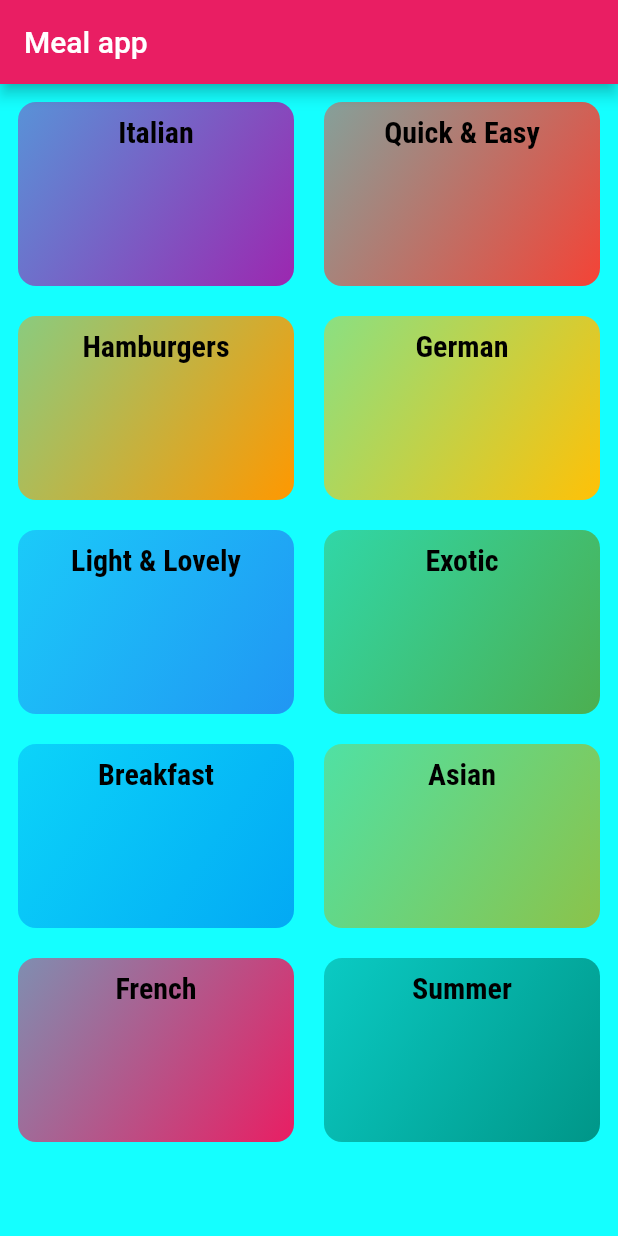
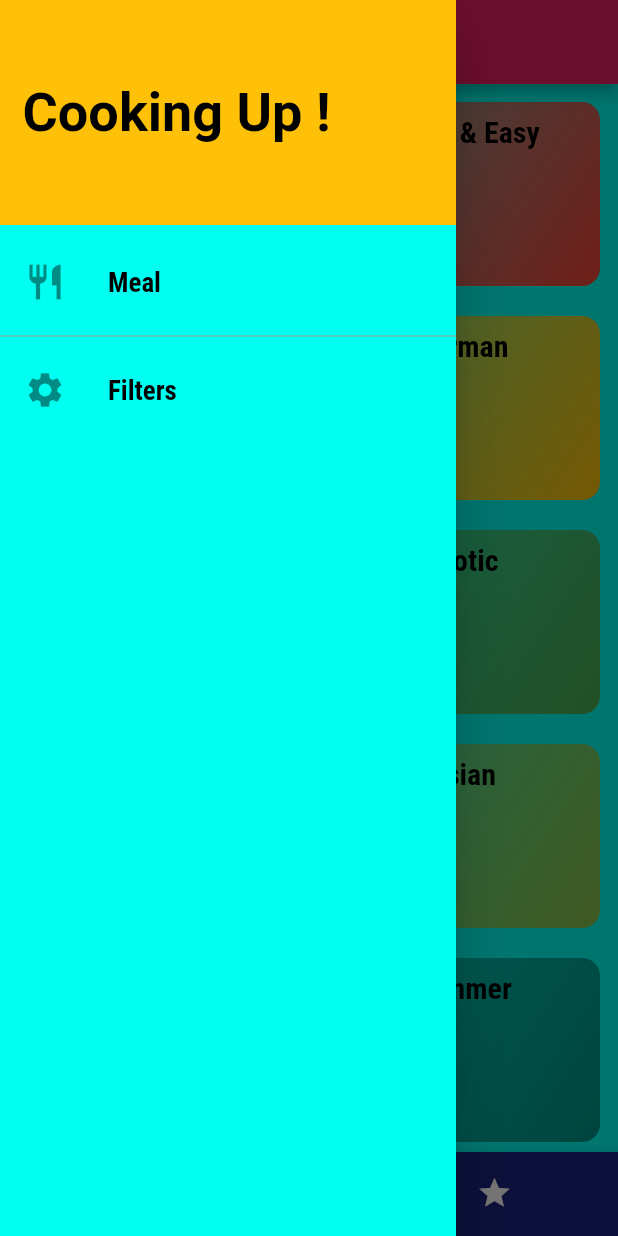
Before and after one commit to KarimMok/meal-App-v1, a Flutter app: the screen it shows after launch, with the side drawer open (before the commit the screen has no drawer), on a phone screen of 412 x 824 dp. Run offline on Flutter 3.47's test engine with Material 2 defaults, Android fonts, the phone set to English and light mode, and no system bars.

Commit message:
bottomNavBar and Drawer

```diff
--- a/lib/main.dart
+++ b/lib/main.dart
@@ -1,7 +1,9 @@
 import 'package:flutter/material.dart';
 import 'package:mealapp/screens/categoryMealScreen.dart';
-import 'package:mealapp/screens/categoryScreen.dart';
+//import 'package:mealapp/screens/categoryScreen.dart';
 import 'package:mealapp/screens/detailsOfMeal.dart';
+import 'package:mealapp/screens/filtring.dart';
+import 'package:mealapp/screens/tabScreen.dart';
 
 void main()=>  runApp(MyApp());
 
@@ -13,9 +15,10 @@ class MyApp extends StatelessWidget {
     return MaterialApp(
       title: 'Meal',
       theme: ThemeData(
+        //the default color en the app
           primarySwatch: Colors.pink,
           accentColor: Colors.amber,
-          canvasColor: Color.fromRGBO(20, 255, 255, 1),
+          canvasColor: Color.fromRGBO(0, 255, 240, 1),
           textTheme: ThemeData.light().textTheme.copyWith(
             bodyText1:TextStyle(
               color: Color.fromRGBO(200, 211, 255, .6)
@@ -35,10 +38,10 @@ class MyApp extends StatelessWidget {
       //home: CategoriesScreen(),
       initialRoute: '/',
       routes: {
-        '/':(context)=>CategoriesScreen(),
+        '/':(context)=>TabScreen(),
         CategoryMealScreen.routeName:(context)=>CategoryMealScreen(),
         MealsDetail.routeName:(context)=>MealsDetail(),
-
+        Filtering.routeName:(context)=>Filtering(),
       },
 
       debugShowCheckedModeBanner: false,
--- a/lib/screens/categoryScreen.dart
+++ b/lib/screens/categoryScreen.dart
@@ -11,7 +11,7 @@ class CategoriesScreen extends StatelessWidget {
   @override
   Widget build(BuildContext context) {
     return Scaffold(
-      appBar:AppBar(title: Text("Meal app"),),
+      //appBar:AppBar(title: Text("Meal app"),),
       body: GridView(
         padding: EdgeInsets.all(12),
           children: DUMMY_CATEGORIES.map((catData)=>
--- /dev/null
+++ b/lib/screens/favorite.dart
@@ -0,0 +1,14 @@
+import 'package:flutter/material.dart';
+
+class Favorite extends StatelessWidget {
+  @override
+  Widget build(BuildContext context) {
+    return Scaffold(
+      body: Center(
+          child: Text(
+        "faavorite",
+        style: TextStyle(color: Colors.black),
+      )),
+    );
+  }
+}
--- /dev/null
+++ b/lib/screens/filtring.dart
@@ -0,0 +1,11 @@
+import 'package:flutter/material.dart';
+
+class Filtering extends StatelessWidget {
+  static final routeName = '/Filtring';
+  @override
+  Widget build(BuildContext context) {
+    return Container(
+      child: Text('filtring'),
+    );
+  }
+}
--- /dev/null
+++ b/lib/screens/tabScreen.dart
@@ -0,0 +1,58 @@
+import 'package:flutter/material.dart';
+import 'package:mealapp/screens/categoryScreen.dart';
+import 'package:mealapp/screens/favorite.dart';
+import 'package:mealapp/widget/drawer.dart';
+
+class TabScreen extends StatefulWidget {
+  @override
+  _TabScreen_state createState() => _TabScreen_state();
+}
+
+// ignore: camel_case_types
+class _TabScreen_state extends State<TabScreen> {
+  int _selectedItem = 0;
+  List<Map> page = [
+    {'page': CategoriesScreen(), 'title': 'Categories Meal'},
+    {'page': Favorite(), 'title': 'Favorite'}
+  ];
+
+  void _selectedPage(value) {
+    setState(() {
+      _selectedItem = value;
+    });
+  }
+
+  @override
+  Widget build(BuildContext context) {
+    return Scaffold(
+      appBar: AppBar(
+        title: Text(page[_selectedItem]['title'].toString()),
+      ),
+      body: page[_selectedItem]['page'],
+      bottomNavigationBar: BottomNavigationBar(
+        onTap: _selectedPage,
+      //  backgroundColor: Colors.indigo[900],
+        // to change the color we shoulddefine the current index
+        selectedItemColor: Theme.of(context).accentColor,
+        unselectedItemColor: Colors.white,
+        currentIndex: _selectedItem,
+        elevation: 8,
+        type: BottomNavigationBarType.shifting,
+
+        items: [
+          BottomNavigationBarItem(
+            icon: Icon(Icons.category),
+            label: 'categories',
+            backgroundColor: Colors.indigo[900],
+          ),
+          BottomNavigationBarItem(
+            icon: Icon(Icons.star),
+            label: 'favorites',
+            backgroundColor: Colors.deepOrangeAccent[400],
+          ),
+        ],
+      ),
+      drawer:MainDrawed(),
+    );
+  }
+}
--- /dev/null
+++ b/lib/widget/drawer.dart
@@ -0,0 +1,60 @@
+import 'package:flutter/material.dart';
+import 'package:mealapp/screens/filtring.dart';
+
+class MainDrawed extends StatelessWidget {
+  @override
+  Widget build(BuildContext context) {
+    return Drawer(
+      child: Column(
+        children: [
+          Container(
+            height: 150,
+            width: double.infinity,
+            alignment: Alignment.centerLeft,
+            padding: EdgeInsets.all(15),
+            color: Theme.of(context).accentColor,
+            child: Text(
+              "Cooking Up !",
+              style: TextStyle(
+                  color: Colors.black,
+                  fontSize: 36,
+                  fontWeight: FontWeight.bold),
+            ),
+          ),
+          SizedBox(
+            height: 10,
+          ),
+          buildListTile("Meal", Icons.restaurant,context),
+          Divider(
+            color: Colors.grey,
+          ),
+          buildListTile("Filters", Icons.settings,context),
+        ],
+      ),
+    );
+  }
+
+  Widget buildListTile(String title, IconData icon, BuildContext ctx) {
+    return ListTile(
+      onTap: () {
+        if (title == 'Filters') {
+          Navigator.pushNamed(ctx, Filtering.routeName);
+        }
+        else
+           Navigator.pushNamed(ctx, '/');
+
+
+      },
+      leading: Icon(
+        icon,
+        size: 28,
+      ),
+      title: Text(title,
+          style: TextStyle(
+              color: Colors.black,
+              fontFamily: 'RobotoCondensed',
+              fontSize: 18,
+              fontWeight: FontWeight.bold)),
+    );
+  }
+}
```
